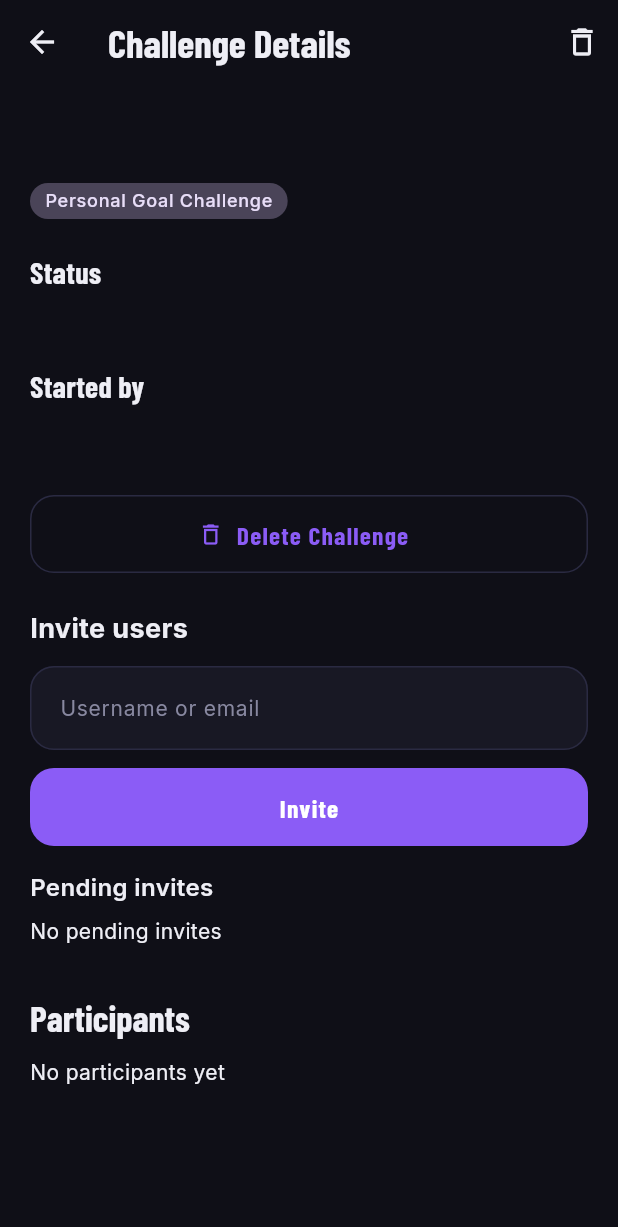
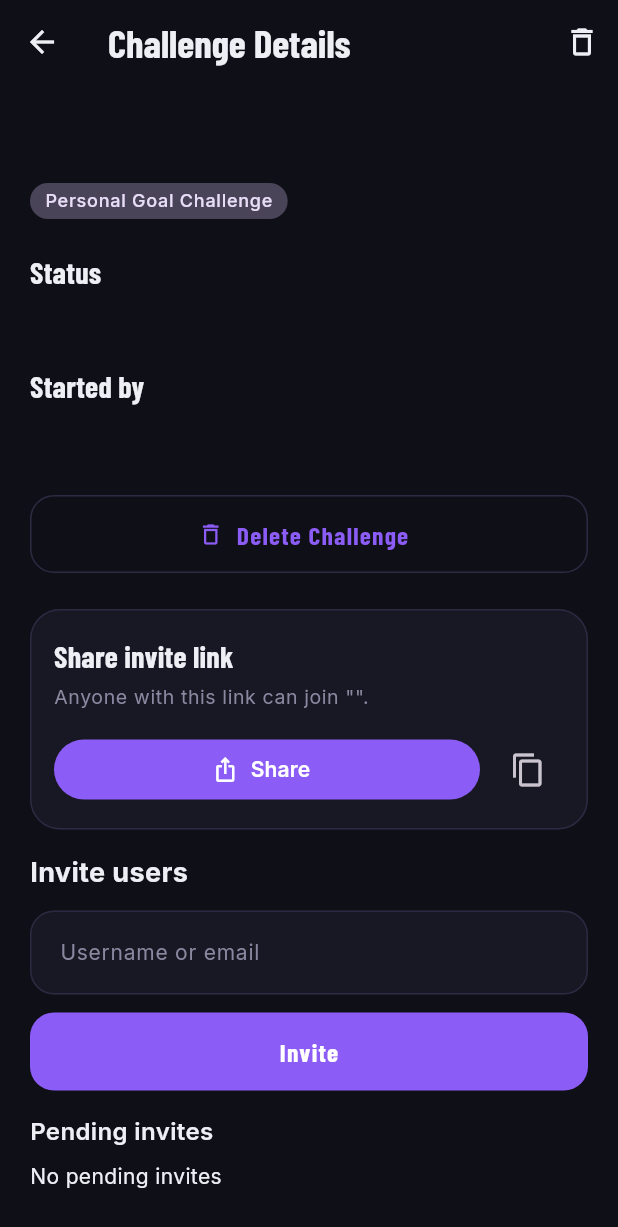
Before and after one commit to oriNesher/havruta, a Flutter app: the CompetitionDetailsScreen screen opened directly with empty values, on a phone screen of 412 x 824 dp. Shown: the top 1227 px of the screen. Run offline on Flutter 3.47's test engine with Material 3 defaults, Android fonts, the phone set to English and light mode, and no system bars; our stand-ins replace app_links, cloud_firestore, cloud_functions, firebase_auth, firebase_core, firebase_messaging and 5 more; accounts and stored records are empty; network calls fail.

Commit message:
link invite bug fix

```diff
--- a/lib/competitions/competition_details_screen.dart
+++ b/lib/competitions/competition_details_screen.dart
@@ -5,6 +5,7 @@ import 'package:cloud_firestore/cloud_firestore.dart';
 import '../app_theme.dart';
 import '../services/firestore_service.dart';
 import 'competition_invite_section.dart';
+import 'widgets/invite_link_card.dart';
 
 class CompetitionDetailsScreen extends StatefulWidget {
   final String competitionId;
@@ -352,6 +353,11 @@ class _CompetitionDetailsScreenState extends State<CompetitionDetailsScreen> {
               ],
 
               if (user != null) ...[
+                InviteLinkCard(
+                  competitionId: widget.competitionId,
+                  competitionTitle: widget.title,
+                ),
+                const SizedBox(height: 16),
                 CompetitionInviteSection(
                   competitionId: widget.competitionId,
                   competitionTitle: widget.title,
--- /dev/null
+++ b/lib/competitions/widgets/invite_link_card.dart
@@ -0,0 +1,123 @@
+import 'package:flutter/material.dart';
+import 'package:flutter/services.dart';
+import 'package:share_plus/share_plus.dart';
+
+import '../../services/invite_service.dart';
+
+/// Shareable-link invite card. Used both right after a challenge is created
+/// and later from the challenge details screen, so anyone can pull up a
+/// fresh invite link at any point, not just at creation time.
+class InviteLinkCard extends StatefulWidget {
+  final String competitionId;
+  final String competitionTitle;
+
+  const InviteLinkCard({
+    super.key,
+    required this.competitionId,
+    required this.competitionTitle,
+  });
+
+  @override
+  State<InviteLinkCard> createState() => _InviteLinkCardState();
+}
+
+class _InviteLinkCardState extends State<InviteLinkCard> {
+  final _inviteService = InviteService();
+  bool _isCreatingLink = false;
+
+  Future<void> _shareLink() async {
+    setState(() => _isCreatingLink = true);
+    try {
+      final invite = await _inviteService.createInvite(
+        competitionId: widget.competitionId,
+      );
+
+      if (!mounted) return;
+      await SharePlus.instance.share(
+        ShareParams(
+          text: invite.url,
+          subject: 'Join me in "${widget.competitionTitle}" on Havruta',
+        ),
+      );
+    } catch (e) {
+      if (!mounted) return;
+      ScaffoldMessenger.of(
+        context,
+      ).showSnackBar(SnackBar(content: Text('Could not create invite link: $e')));
+    } finally {
+      if (mounted) setState(() => _isCreatingLink = false);
+    }
+  }
+
+  Future<void> _copyLink() async {
+    setState(() => _isCreatingLink = true);
+    try {
+      final invite = await _inviteService.createInvite(
+        competitionId: widget.competitionId,
+      );
+      await Clipboard.setData(ClipboardData(text: invite.url));
+      if (!mounted) return;
+      ScaffoldMessenger.of(
+        context,
+      ).showSnackBar(const SnackBar(content: Text('Invite link copied')));
+    } catch (e) {
+      if (!mounted) return;
+      ScaffoldMessenger.of(
+        context,
+      ).showSnackBar(SnackBar(content: Text('Could not create invite link: $e')));
+    } finally {
+      if (mounted) setState(() => _isCreatingLink = false);
+    }
+  }
+
+  @override
+  Widget build(BuildContext context) {
+    final theme = Theme.of(context);
+
+    return Card(
+      child: Padding(
+        padding: const EdgeInsets.all(16),
+        child: Column(
+          crossAxisAlignment: CrossAxisAlignment.start,
+          children: [
+            Text(
+              'Share invite link',
+              style: theme.textTheme.titleMedium,
+            ),
+            const SizedBox(height: 4),
+            Text(
+              'Anyone with this link can join "${widget.competitionTitle}".',
+              style: theme.textTheme.bodySmall,
+            ),
+            const SizedBox(height: 16),
+            Row(
+              children: [
+                Expanded(
+                  child: FilledButton.icon(
+                    onPressed: _isCreatingLink ? null : _shareLink,
+                    icon: _isCreatingLink
+                        ? const SizedBox(
+                            width: 16,
+                            height: 16,
+                            child: CircularProgressIndicator(
+                              strokeWidth: 2,
+                            ),
+                          )
+                        : const Icon(Icons.ios_share),
+                    label: const Text('Share'),
+                  ),
+                ),
+                const SizedBox(width: 8),
+                IconButton(
+                  onPressed: _isCreatingLink ? null : _copyLink,
+                  icon: const Icon(Icons.copy_outlined),
+                  tooltip: 'Copy link',
+                ),
+              ],
+            ),
+          ],
+        ),
+      ),
+    );
+  }
+}
```
Also changed, not shown: lib/competitions/challenge_invite_screen.dart (+4 -95 lines), 1 other file.
